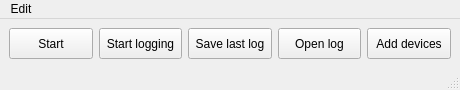
Qt form MeasurementValueLogging/ui/mainWindow.ui (leezu/MeasurementValueLogging) before a commit.
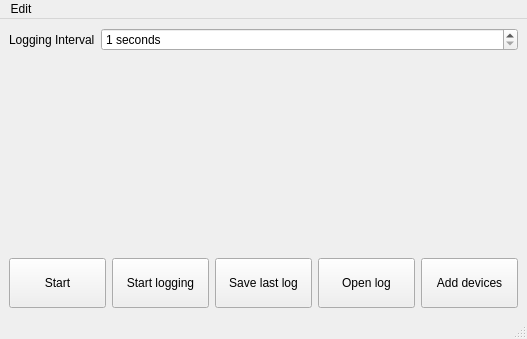
The same form after that commit.

```diff
--- a/MeasurementValueLogging/ui/mainWindow.ui
+++ b/MeasurementValueLogging/ui/mainWindow.ui
@@ -6,8 +6,8 @@
    <rect>
     <x>0</x>
     <y>0</y>
-    <width>460</width>
-    <height>90</height>
+    <width>527</width>
+    <height>339</height>
    </rect>
   </property>
   <property name="windowTitle">
@@ -15,19 +15,58 @@
   </property>
   <widget class="QWidget" name="centralwidget">
    <layout class="QVBoxLayout" name="verticalLayout_2">
+    <item>
+     <layout class="QFormLayout" name="formLayout">
+      <item row="0" column="0">
+       <widget class="QLabel" name="label">
+        <property name="text">
+         <string>Logging Interval</string>
+        </property>
+       </widget>
+      </item>
+      <item row="0" column="1">
+       <widget class="QSpinBox" name="loggingInterval">
+        <property name="suffix">
+         <string> seconds</string>
+        </property>
+        <property name="prefix">
+         <string/>
+        </property>
+        <property name="minimum">
+         <number>1</number>
+        </property>
+        <property name="maximum">
+         <number>100000</number>
+        </property>
+        <property name="value">
+         <number>1</number>
+        </property>
+       </widget>
+      </item>
+     </layout>
+    </item>
     <item>
      <layout class="QVBoxLayout" name="verticalLayout"/>
     </item>
     <item>
      <layout class="QHBoxLayout" name="horizontalLayout">
+      <property name="sizeConstraint">
+       <enum>QLayout::SetFixedSize</enum>
+      </property>
       <item>
        <widget class="QPushButton" name="measurementButton">
         <property name="sizePolicy">
-         <sizepolicy hsizetype="Minimum" vsizetype="Minimum">
+         <sizepolicy hsizetype="Minimum" vsizetype="Fixed">
           <horstretch>0</horstretch>
           <verstretch>0</verstretch>
          </sizepolicy>
         </property>
+        <property name="maximumSize">
+         <size>
+          <width>16777215</width>
+          <height>50</height>
+         </size>
+        </property>
         <property name="text">
          <string>Start</string>
         </property>
@@ -36,11 +75,17 @@
       <item>
        <widget class="QPushButton" name="loggingButton">
         <property name="sizePolicy">
-         <sizepolicy hsizetype="Minimum" vsizetype="Minimum">
+         <sizepolicy hsizetype="Minimum" vsizetype="Fixed">
           <horstretch>0</horstretch>
           <verstretch>0</verstretch>
          </sizepolicy>
         </property>
+        <property name="maximumSize">
+         <size>
+          <width>16777215</width>
+          <height>50</height>
+         </size>
+        </property>
         <property name="text">
          <string>Start logging</string>
         </property>
@@ -49,11 +94,17 @@
       <item>
        <widget class="QPushButton" name="saveButton">
         <property name="sizePolicy">
-         <sizepolicy hsizetype="Minimum" vsizetype="Minimum">
+         <sizepolicy hsizetype="Minimum" vsizetype="Fixed">
           <horstretch>0</horstretch>
           <verstretch>0</verstretch>
          </sizepolicy>
         </property>
+        <property name="maximumSize">
+         <size>
+          <width>16777215</width>
+          <height>50</height>
+         </size>
+        </property>
         <property name="text">
          <string>Save last log</string>
         </property>
@@ -62,11 +113,17 @@
       <item>
        <widget class="QPushButton" name="openButton">
         <property name="sizePolicy">
-         <sizepolicy hsizetype="Minimum" vsizetype="Minimum">
+         <sizepolicy hsizetype="Minimum" vsizetype="Fixed">
           <horstretch>0</horstretch>
           <verstretch>0</verstretch>
          </sizepolicy>
         </property>
+        <property name="maximumSize">
+         <size>
+          <width>16777215</width>
+          <height>50</height>
+         </size>
+        </property>
         <property name="text">
          <string>Open log</string>
         </property>
@@ -75,11 +132,17 @@
       <item>
        <widget class="QPushButton" name="addDeviceButton">
         <property name="sizePolicy">
-         <sizepolicy hsizetype="Minimum" vsizetype="Minimum">
+         <sizepolicy hsizetype="Minimum" vsizetype="Fixed">
           <horstretch>0</horstretch>
           <verstretch>0</verstretch>
          </sizepolicy>
         </property>
+        <property name="maximumSize">
+         <size>
+          <width>16777215</width>
+          <height>50</height>
+         </size>
+        </property>
         <property name="text">
          <string>Add devices</string>
         </property>
@@ -94,8 +157,8 @@
     <rect>
      <x>0</x>
      <y>0</y>
-     <width>460</width>
-     <height>19</height>
+     <width>527</width>
+     <height>27</height>
     </rect>
    </property>
    <widget class="QMenu" name="menuSettings">
```
Left out of the diff: 1 changed line with no effect on the pictures.
